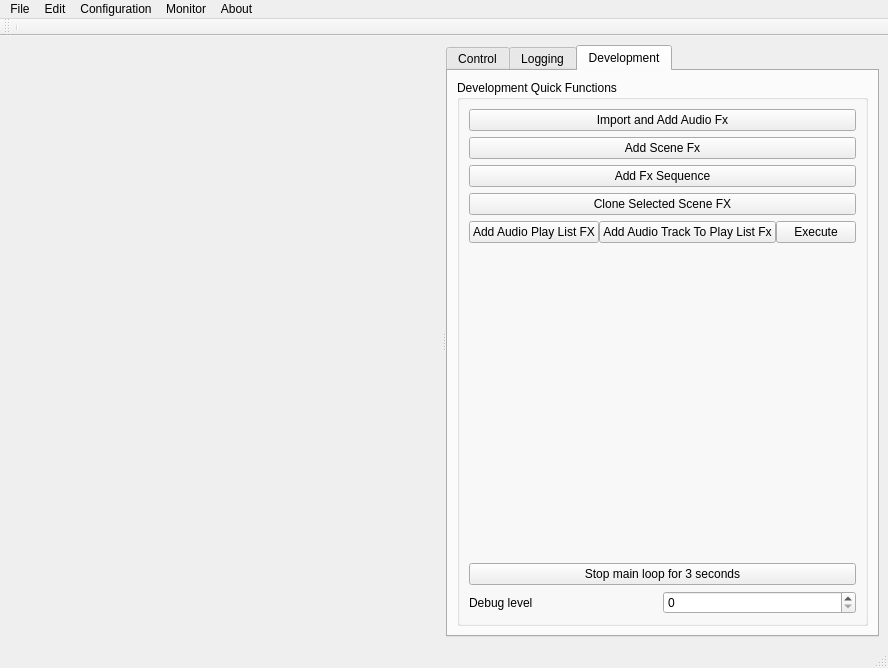
Above: StageRunner/gui/stagerunnermainwin.ui from Pit1966/StageRunner before the change. Below: the same form after it.
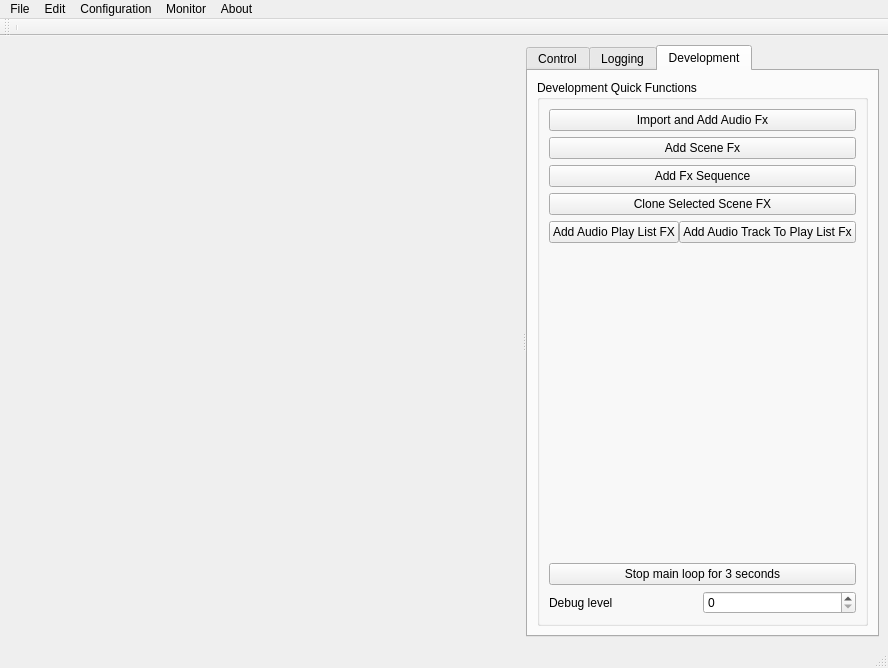
That is the form after the change. The open tabs and pages were chosen to show the change. Icons and pictures are not drawn. Custom widgets are drawn as their Qt base class.

Commit message: FxExecuterLoop now handles AudioControl Executer functions for FxAudioPlayList removed

The edit to the form file:
```diff
--- a/StageRunner/gui/stagerunnermainwin.ui
+++ b/StageRunner/gui/stagerunnermainwin.ui
@@ -168,13 +168,6 @@
                 </property>
                </widget>
               </item>
-              <item>
-               <widget class="QPushButton" name="executeAudioPlayListButton">
-                <property name="text">
-                 <string>Execute</string>
-                </property>
-               </widget>
-              </item>
              </layout>
             </item>
             <item row="9" column="0">
```
Left out of the diff: 2 changed lines with no effect on the pictures. The commit also changes 17 other files.
